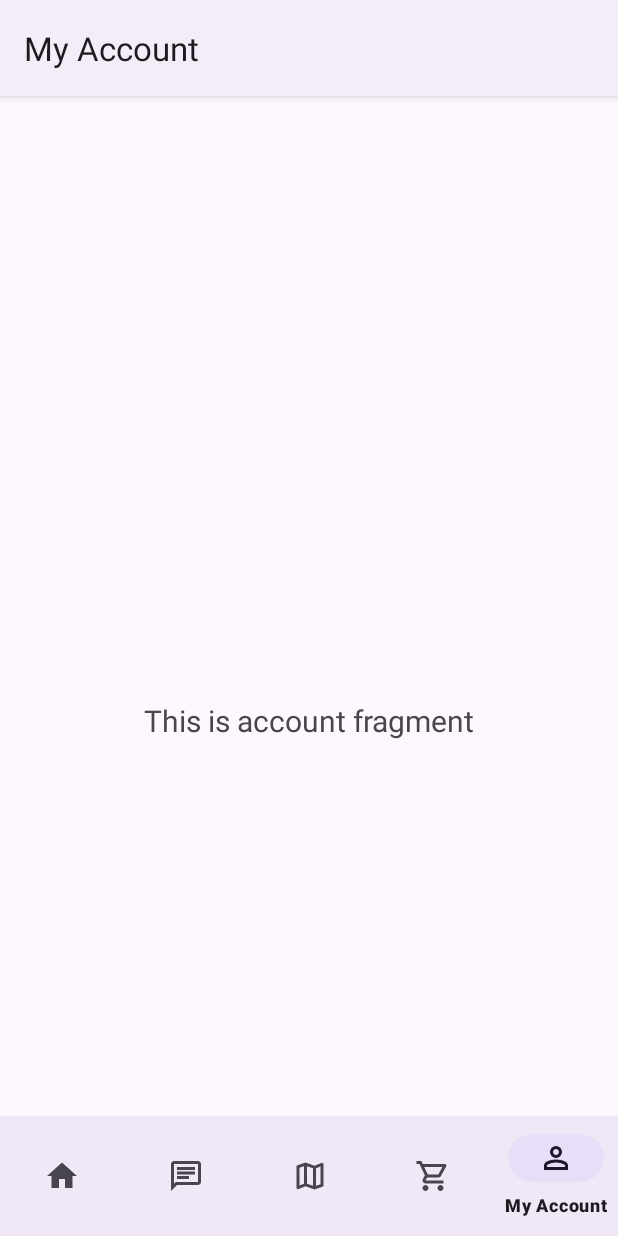
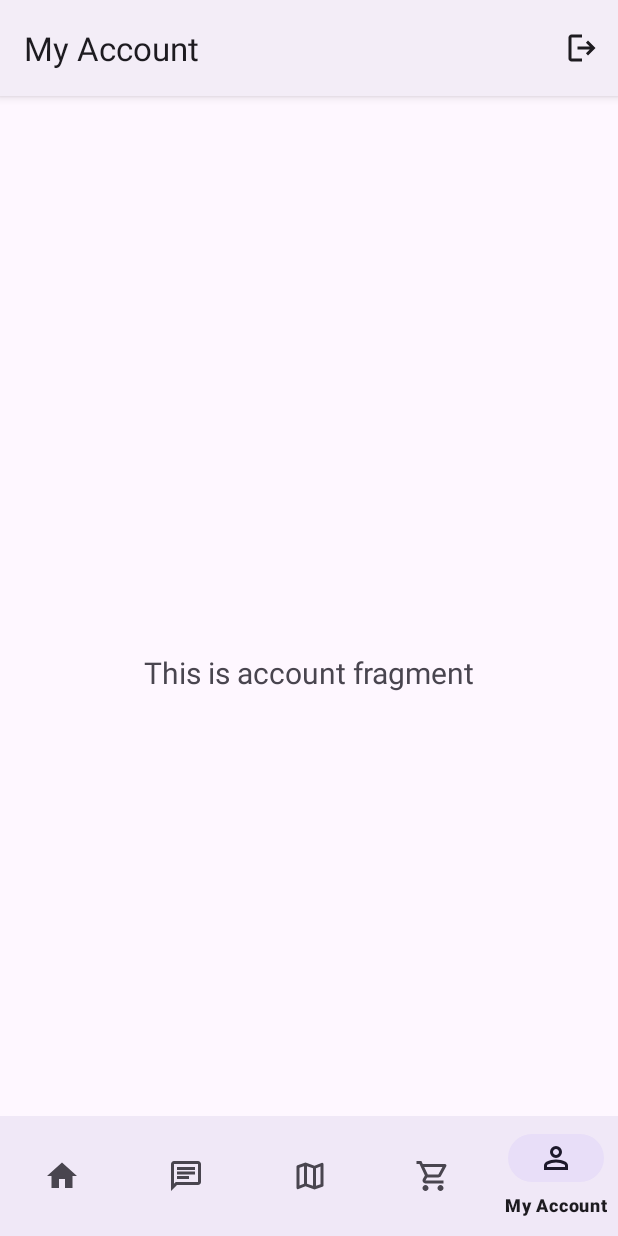
Before and after one commit to STHAOPHAN/Pet-Shop, an Android app: the AccountFragment screen opened through its navigation route, item 5 of the bottom bar chosen, on a phone screen of 412 x 824 dp. Run offline under Robolectric (Android 15) with nearby library versions, the phone set to English and light mode, and no system bars; our stand-ins replace CircleImageView, Firebase (no records; nobody signed in at launch, a user with empty details on screens opened directly), navigation-ui, sdp/ssp sizes.

Commit message:
update 4/7

```diff
--- a/app/src/main/java/com/example/product_sale/account/AccountFragment.java
+++ b/app/src/main/java/com/example/product_sale/account/AccountFragment.java
@@ -1,18 +1,31 @@
 package com.example.product_sale.account;
 
+import android.content.Intent;
 import android.os.Bundle;
 import android.view.LayoutInflater;
+import android.view.Menu;
+import android.view.MenuInflater;
+import android.view.MenuItem;
 import android.view.View;
 import android.view.ViewGroup;
 import android.widget.TextView;
 import androidx.annotation.NonNull;
+import androidx.annotation.Nullable;
 import androidx.fragment.app.Fragment;
 
+import com.example.product_sale.R;
+import com.example.product_sale.activity.LoginActivity;
 import com.example.product_sale.databinding.FragmentAccountBinding;
+import com.google.firebase.auth.FirebaseAuth;
 
 public class AccountFragment extends Fragment {
     private FragmentAccountBinding binding;
 
+    @Override
+    public void onCreate(@Nullable Bundle savedInstanceState) {
+        super.onCreate(savedInstanceState);
+        setHasOptionsMenu(true);
+    }
     public View onCreateView(@NonNull LayoutInflater inflater,
                              ViewGroup container, Bundle savedInstanceState) {
 
@@ -29,4 +42,22 @@ public class AccountFragment extends Fragment {
         super.onDestroyView();
         binding = null;
     }
+
+    @Override
+    public void onCreateOptionsMenu(@NonNull Menu menu, @NonNull MenuInflater inflater) {
+        super.onCreateOptionsMenu(menu, inflater);
+        inflater.inflate(R.menu.menu_account, menu); // Inflate the menu
+    }
+
+    @Override
+    public boolean onOptionsItemSelected(@NonNull MenuItem item) {
+        if (item.getItemId() == R.id.action_logout) {
+            FirebaseAuth.getInstance().signOut();
+            Intent intent = new Intent(getActivity(), LoginActivity.class);
+            startActivity(intent);
+            getActivity().finish();
+            return true;
+        }
+        return super.onOptionsItemSelected(item);
+    }
 }
--- a/app/src/main/java/com/example/product_sale/activity/MainActivity.java
+++ b/app/src/main/java/com/example/product_sale/activity/MainActivity.java
@@ -31,7 +31,6 @@ public class MainActivity extends AppCompatActivity {
     @Override
     protected void onCreate(Bundle savedInstanceState) {
         super.onCreate(savedInstanceState);
-        setContentView(R.layout.activity_main);
 
 /*
         recyclerView = findViewById(R.id.pet_list);
--- a/app/src/main/java/com/example/product_sale/home/HomeFragment.java
+++ b/app/src/main/java/com/example/product_sale/home/HomeFragment.java
@@ -30,15 +30,15 @@ public class HomeFragment extends Fragment {
         binding = FragmentHomeBinding.inflate(inflater, container, false);
         View root = binding.getRoot();
 
-        recyclerView = binding.petList;
+/*        recyclerView = binding.petList;
         recyclerView.setLayoutManager(new LinearLayoutManager(requireContext()));
 
-/*        databaseHelper = new MyDatabaseHelper(requireContext());
+        databaseHelper = new MyDatabaseHelper(requireContext());
         databaseHelper.addSamplePets();
-        petList = databaseHelper.getAllPets();*/
+        petList = databaseHelper.getAllPets();
 
         petAdapter = new PetAdapter(petList);
-        recyclerView.setAdapter(petAdapter);
+        recyclerView.setAdapter(petAdapter);*/
         return root;
     }
 
--- /dev/null
+++ b/app/src/main/res/drawable/ic_logout_black_24dp.xml
@@ -0,0 +1,11 @@
+<vector xmlns:android="http://schemas.android.com/apk/res/android"
+    android:width="24dp"
+    android:height="24dp"
+    android:viewportWidth="960"
+    android:viewportHeight="960"
+    android:tint="?attr/colorControlNormal"
+    android:autoMirrored="true">
+  <path
+      android:fillColor="@android:color/white"
+      android:pathData="M200,840Q167,840 143.5,816.5Q120,793 120,760L120,200Q120,167 143.5,143.5Q167,120 200,120L480,120L480,200L200,200Q200,200 200,200Q200,200 200,200L200,760Q200,760 200,760Q200,760 200,760L480,760L480,840L200,840ZM640,680L585,622L687,520L360,520L360,440L687,440L585,338L640,280L840,480L640,680Z"/>
+</vector>
--- a/app/src/main/res/layout/activity_main.xml
+++ b/app/src/main/res/layout/activity_main.xml
@@ -4,9 +4,7 @@
     xmlns:app="http://schemas.android.com/apk/res-auto"
     android:id="@+id/container"
     android:layout_width="match_parent"
-    android:layout_height="match_parent"
-    android:paddingTop="?attr/actionBarSize"
-    android:background="?android:attr/colorBackground">
+    android:layout_height="match_parent">
 
   <com.google.android.material.bottomnavigation.BottomNavigationView
       android:id="@+id/nav_view"
--- /dev/null
+++ b/app/src/main/res/menu/menu_account.xml
@@ -0,0 +1,9 @@
+<?xml version="1.0" encoding="utf-8"?>
+<menu xmlns:android="http://schemas.android.com/apk/res/android"
+    xmlns:app="http://schemas.android.com/apk/res-auto">
+    <item
+        android:id="@+id/action_logout"
+        android:title="@string/logout"
+        android:icon="@drawable/ic_logout_black_24dp"
+        app:showAsAction="always" />
+</menu>
```
Also changed, not shown: app/src/main/java/com/example/product_sale/activity/LoginActivity.java (+6 -11 lines), app/src/main/res/layout/activity_login.xml (+8 -1 lines).
